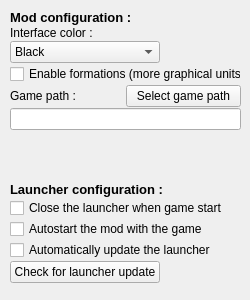
Old version of the form checker/optionbox.ui in the repository dbkblk/rand_launcher.
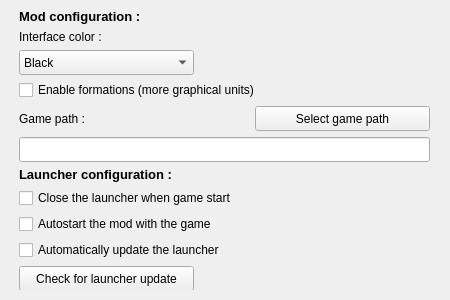
New version of the form.

Patch:
```diff
--- a/checker/optionbox.ui
+++ b/checker/optionbox.ui
@@ -9,7 +9,7 @@
    <rect>
     <x>0</x>
     <y>0</y>
-    <width>250</width>
+    <width>450</width>
     <height>300</height>
    </rect>
   </property>
@@ -21,13 +21,13 @@
   </property>
   <property name="minimumSize">
    <size>
-    <width>250</width>
+    <width>450</width>
     <height>300</height>
    </size>
   </property>
   <property name="maximumSize">
    <size>
-    <width>250</width>
+    <width>450</width>
     <height>300</height>
    </size>
   </property>
@@ -43,21 +43,19 @@
   <widget class="QWidget" name="horizontalLayoutWidget">
    <property name="geometry">
     <rect>
-     <x>10</x>
-     <y>10</y>
-     <width>231</width>
-     <height>273</height>
+     <x>9</x>
+     <y>9</y>
+     <width>431</width>
+     <height>281</height>
     </rect>
    </property>
-   <layout class="QHBoxLayout" name="horizontalLayout">
-    <property name="spacing">
-     <number>1</number>
+   <layout class="QVBoxLayout" name="verticalLayout_4">
+    <property name="leftMargin">
+     <number>10</number>
     </property>
-    <property name="sizeConstraint">
-     <enum>QLayout::SetDefaultConstraint</enum>
+    <property name="rightMargin">
+     <number>10</number>
     </property>
-    <item>
-     <layout class="QVBoxLayout" name="verticalLayout_2">
       <item>
        <widget class="QLabel" name="lb_modconf">
         <property name="text">
@@ -74,6 +72,18 @@
       </item>
       <item>
        <widget class="QComboBox" name="colorBox">
+      <property name="sizePolicy">
+       <sizepolicy hsizetype="Fixed" vsizetype="Fixed">
+        <horstretch>0</horstretch>
+        <verstretch>0</verstretch>
+       </sizepolicy>
+      </property>
+      <property name="minimumSize">
+       <size>
+        <width>175</width>
+        <height>25</height>
+       </size>
+      </property>
         <property name="maximumSize">
          <size>
           <width>150</width>
@@ -143,6 +153,18 @@
         </item>
         <item>
          <widget class="QPushButton" name="opt_bt_path">
+        <property name="sizePolicy">
+         <sizepolicy hsizetype="Fixed" vsizetype="Fixed">
+          <horstretch>0</horstretch>
+          <verstretch>0</verstretch>
+         </sizepolicy>
+        </property>
+        <property name="minimumSize">
+         <size>
+          <width>175</width>
+          <height>25</height>
+         </size>
+        </property>
           <property name="maximumSize">
            <size>
             <width>150</width>
@@ -167,7 +189,7 @@
         <property name="minimumSize">
          <size>
           <width>224</width>
-          <height>0</height>
+        <height>25</height>
          </size>
         </property>
         <property name="maximumSize">
@@ -181,23 +203,6 @@
         </property>
        </widget>
       </item>
-      <item>
-       <layout class="QVBoxLayout" name="verticalLayout_3">
-        <item>
-         <spacer name="verticalSpacer_2">
-          <property name="orientation">
-           <enum>Qt::Vertical</enum>
-          </property>
-          <property name="sizeHint" stdset="0">
-           <size>
-            <width>20</width>
-            <height>40</height>
-           </size>
-          </property>
-         </spacer>
-        </item>
-       </layout>
-      </item>
       <item>
        <widget class="QLabel" name="lb_modconf_2">
         <property name="text">
@@ -228,6 +233,18 @@
       </item>
       <item>
        <widget class="QPushButton" name="opt_bt_chklauncher">
+      <property name="sizePolicy">
+       <sizepolicy hsizetype="Fixed" vsizetype="Fixed">
+        <horstretch>0</horstretch>
+        <verstretch>0</verstretch>
+       </sizepolicy>
+      </property>
+      <property name="minimumSize">
+       <size>
+        <width>175</width>
+        <height>25</height>
+       </size>
+      </property>
         <property name="maximumSize">
          <size>
           <width>150</width>
@@ -238,8 +255,6 @@
          <string>Check for launcher update</string>
         </property>
        </widget>
-      </item>
-     </layout>
     </item>
    </layout>
   </widget>
```
Left out of the diff: 2 changed lines with no effect on the pictures. Lines whose indentation alone changed are shown as unchanged.
